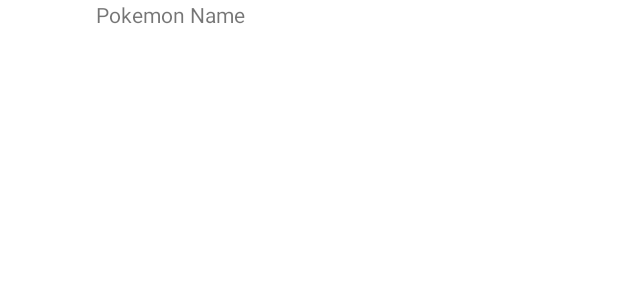
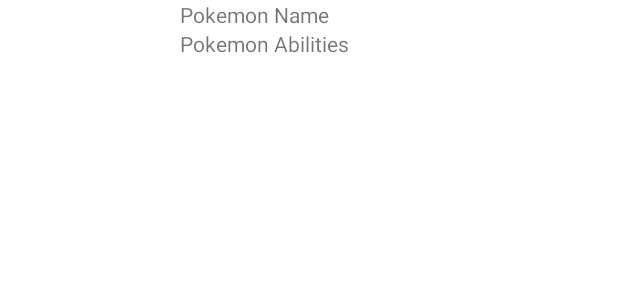
Before and after one commit to anry200/AndroidLabPokedex, an Android app: the layout activity_pokemon_details.xml on its own in the app's theme, with its tools: preview values and no code run, on a phone screen of 412 x 824 dp. Shown: the top 300 px of the screen. Run offline under Robolectric (Android 15) with nearby library versions, the phone set to English and light mode, and no system bars.

Commit message:
Lesson 5: Added Master/Details flow

```diff
--- a/app/src/main/res/layout/activity_pokemon_details.xml
+++ b/app/src/main/res/layout/activity_pokemon_details.xml
@@ -9,8 +9,8 @@
 
     <ImageView
         android:id="@+id/image"
-        android:layout_width="64dp"
-        android:layout_height="64dp"
+        android:layout_width="120dp"
+        android:layout_height="120dp"
         app:layout_constraintStart_toStartOf="parent"
         app:layout_constraintTop_toTopOf="parent" />
 
@@ -21,4 +21,12 @@
         app:layout_constraintStart_toEndOf="@id/image"
         app:layout_constraintTop_toTopOf="parent"
         tools:text="Pokemon Name" />
+
+    <TextView
+        android:id="@+id/abilities"
+        android:layout_width="wrap_content"
+        android:layout_height="wrap_content"
+        app:layout_constraintStart_toEndOf="@id/image"
+        app:layout_constraintTop_toBottomOf="@id/name"
+        tools:text="Pokemon Abilities" />
 </androidx.constraintlayout.widget.ConstraintLayout>
```
Also changed, not shown: app/src/main/java/com/anry200/thepokedex/presentation/details/PokemonDetailsActivity.kt (+27 -2 lines), app/src/main/java/com/anry200/thepokedex/presentation/details/PokemonDetailsViewModel.kt (added, +29 -0 lines).
